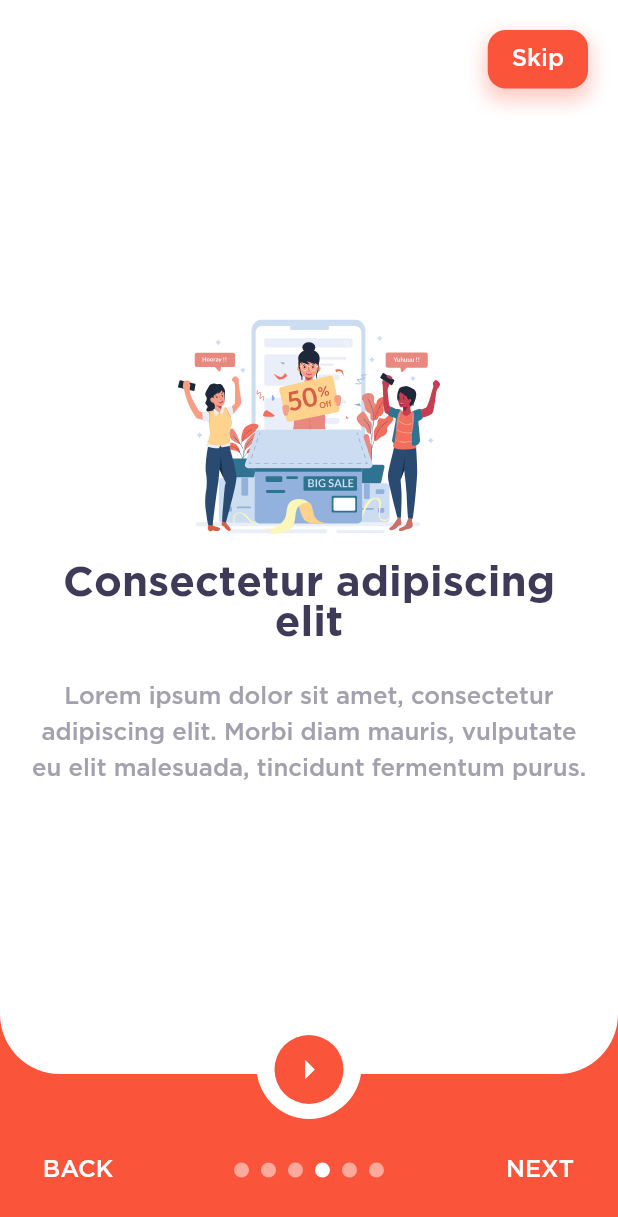
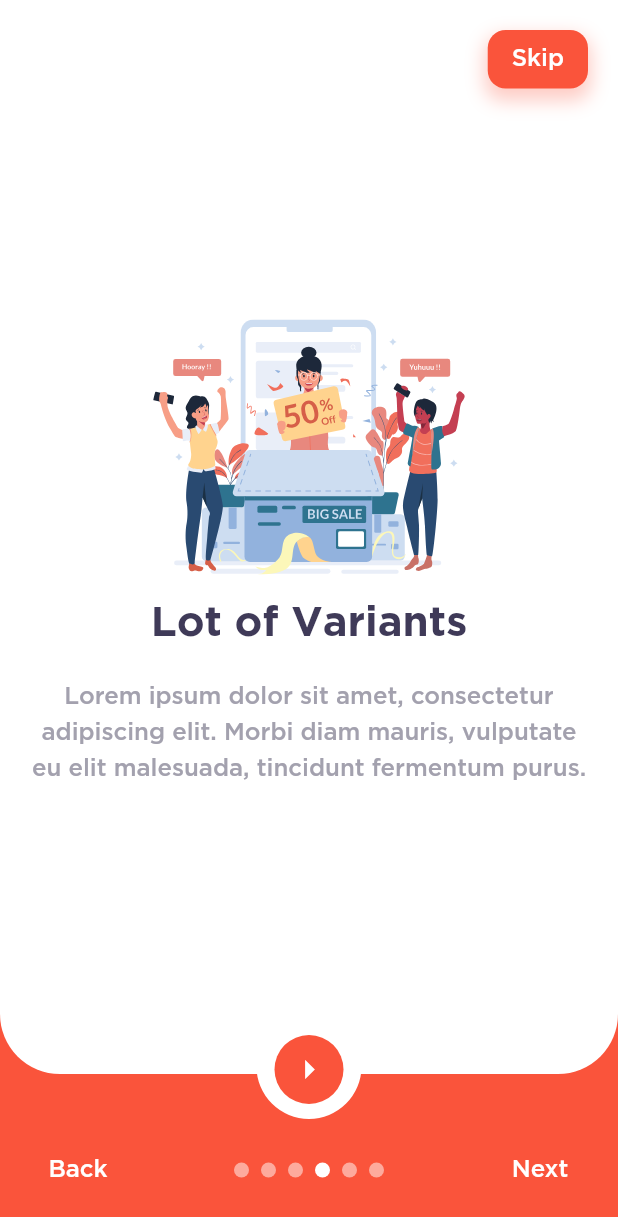
Before and after one commit to Adithya-13/Eago, a Flutter app: the screen it shows after launch, swiped to page 4, on a phone screen of 412 x 824 dp. Shown: the top 1217 px of the screen. Run offline on Flutter 3.47's test engine with Material 2 defaults, Android fonts, the light colour scheme and no system bars; drawn by our look-alikes of auto_size_text, carousel_slider; our stand-ins replace auto_animated, bloc, equatable, flutter_bloc, flutter_svg, get_storage and 2 more.

Commit message:
finishing

```diff
--- a/lib/main.dart
+++ b/lib/main.dart
@@ -11,6 +11,7 @@ import 'package:get_storage/get_storage.dart';
 import 'package:logging/logging.dart';
 
 main() async {
+  debugPrint = (String? message, {int? wrapWidth}) {};
   await GetStorage.init();
   BlocOverrides.runZoned(
     () => runApp(
@@ -65,7 +66,7 @@ class MyApp extends StatelessWidget {
     Logger.root.onRecord.listen((record) {
       dynamic e = record.error;
       String m = e is APIException ? e.message : e.toString();
-      print(
+      debugPrint(
           '${record.loggerName}: ${record.level.name}: ${record.message} ${m != 'null' ? m : ''}');
     });
     Logger.root.info("Logger initialized.");
--- a/lib/presentation/pages/on_board_page.dart
+++ b/lib/presentation/pages/on_board_page.dart
@@ -184,7 +184,7 @@ class _OnBoardPageState extends State<OnBoardPage> {
         children: [
           TextButton(
               onPressed: _backContent,
-              child: Text('BACK',
+              child: Text('Back',
                   style: currentContent == 0
                       ? AppTheme.text1.withWhite.light
                       : AppTheme.text1.withWhite)),
@@ -206,7 +206,7 @@ class _OnBoardPageState extends State<OnBoardPage> {
           ),
           TextButton(
               onPressed: _nextContent,
-              child: Text(currentContent == 5 ? 'FINISH' : 'NEXT',
+              child: Text(currentContent == 5 ? 'Finish' : 'Next',
                   style: AppTheme.text1.withWhite)),
         ],
       ),
--- a/lib/presentation/utils/extensions.dart
+++ b/lib/presentation/utils/extensions.dart
@@ -57,10 +57,8 @@ extension Shuffle<T> on List<T> {
     var items = this;
     var random = new Random();
 
-    // Go through all elements.
     for (var i = items.length - 1; i > 0; i--) {
 
-      // Pick a pseudorandom number according to the list length
       var n = random.nextInt(i + 1);
 
       var temp = items[i];
--- a/lib/presentation/utils/static_data.dart
+++ b/lib/presentation/utils/static_data.dart
@@ -18,54 +18,46 @@ class StaticData {
   static List<OnBoard> getOnBoardingList() => [
         OnBoard(
             id: 0,
-            title: 'Lorem ipsum',
+            title: 'Easy to Buy',
             illustration: Resources.onBoard1,
             description:
                 'Lorem ipsum dolor sit amet, consectetur adipiscing elit. Morbi diam mauris, vulputate eu elit malesuada, tincidunt fermentum purus.'),
         OnBoard(
             id: 1,
-            title: 'Dolor sit amet',
+            title: 'Just one Click',
             illustration: Resources.onBoard2,
             description:
                 'Donec sed velit faucibus, ornare nulla id, luctus sapien. Pellentesque molestie pulvinar eros ultrices egestas. Fusce bibendum aliquet lectus quis congue.'),
         OnBoard(
             id: 2,
-            title: 'Fusce bibendum aliquet',
+            title: 'Best Quality',
             illustration: Resources.onBoard3,
             description:
                 'Aliquam commodo mattis massa id tristique. Sed euismod quam enim, vulputate placerat mauris ornare nec.'),
         OnBoard(
             id: 3,
-            title: 'Consectetur adipiscing elit',
+            title: 'Lot of Variants',
             illustration: Resources.onBoard4,
             description:
                 'Lorem ipsum dolor sit amet, consectetur adipiscing elit. Morbi diam mauris, vulputate eu elit malesuada, tincidunt fermentum purus.'),
         OnBoard(
             id: 4,
-            title: 'Morbi diam mauris',
+            title: 'Beautiful Design',
             illustration: Resources.onBoard5,
             description:
                 'Donec sed velit faucibus, ornare nulla id, luctus sapien. Pellentesque molestie pulvinar eros ultrices egestas. Fusce bibendum aliquet lectus quis congue.'),
         OnBoard(
             id: 5,
-            title: 'Vulputate eu elit malesuada',
+            title: 'Welcome to Eago!',
             illustration: Resources.onBoard6,
             description:
                 'Aliquam commodo mattis massa id tristique. Sed euismod quam enim, vulputate placerat mauris ornare nec.'),
       ];
 
   static List<String> getCategoryList() => [
-    "Hand bag",
-    "Jewellery",
-    "Footwear",
-    "Dresses",
-    "Hand bag",
-    "Jewellery",
-    "Footwear",
-    "Dresses",
-    "Hand bag",
-    "Jewellery",
-    "Footwear",
-    "Dresses",
-  ];
+        "Hand bag",
+        "Jewellery",
+        "Footwear",
+        "Dresses",
+      ];
 }
```
Also changed, not shown: lib/logic/blocs/bloc_delegate.dart (+4 -3 lines), lib/presentation/pages/dashboard_page.dart (+14 -14 lines).
